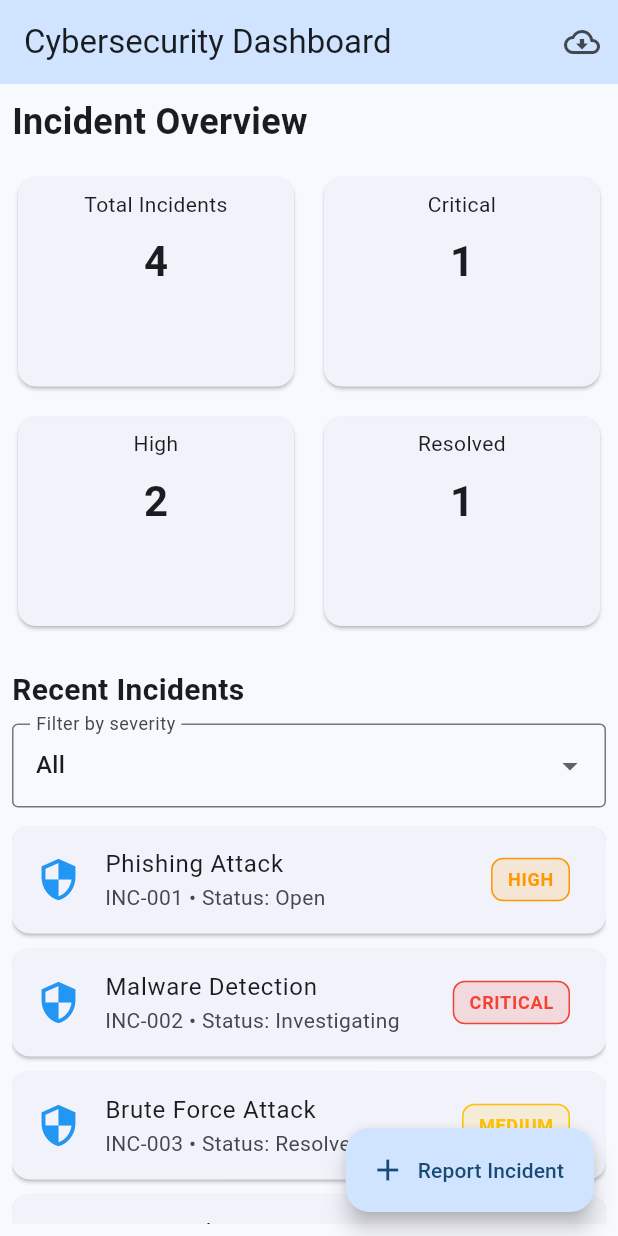
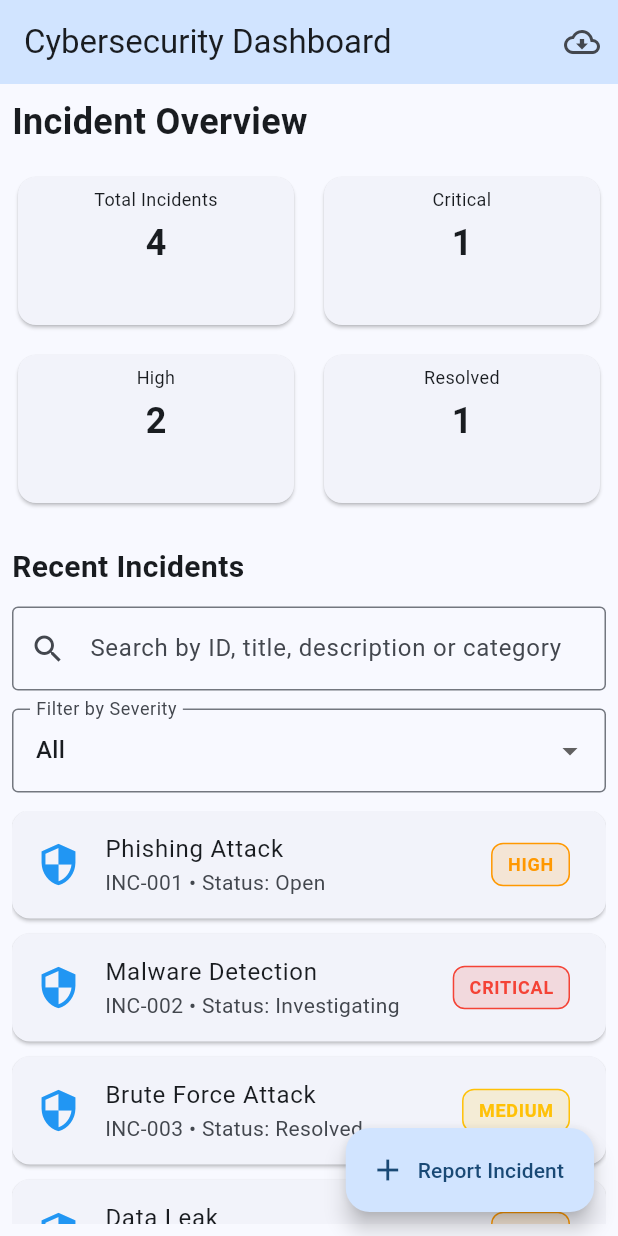
Before and after one commit to ManaswiniJillella-MJ/cybersecurity_incident_dashboard, a Flutter app: the screen it shows after launch, on a phone screen of 412 x 824 dp. Run offline on Flutter 3.47's test engine with Material 3 defaults, Android fonts, the phone set to English and light mode, and no system bars.

Commit message:
Fix dashboard layout and update project documentation

```diff
--- a/lib/main.dart
+++ b/lib/main.dart
@@ -2,7 +2,6 @@ import 'package:flutter/material.dart';
 import 'package:provider/provider.dart';
 
 import 'providers/incident_provider.dart';
-
 import 'models/incident.dart';
 import 'screens/incident_details_screen.dart';
 import 'screens/api_reports_screen.dart';
@@ -30,19 +29,21 @@ class CybersecurityDashboard extends StatelessWidget {
         colorScheme: ColorScheme.fromSeed(seedColor: Colors.blue),
         useMaterial3: true,
       ),
-      initialRoute: "/",
+      initialRoute: '/',
       routes: {
-        "/": (context) => const DashboardScreen(),
-        "/api-reports": (context) => const ApiReportsScreen(),
-        "/report-incident": (context) => const ReportIncidentScreen(),
+        '/': (context) => const DashboardScreen(),
+        '/api-reports': (context) => const ApiReportsScreen(),
+        '/report-incident': (context) => const ReportIncidentScreen(),
       },
       onGenerateRoute: (settings) {
-        if (settings.name == "/incident-details") {
+        if (settings.name == '/incident-details') {
           final incident = settings.arguments as Incident;
+
           return MaterialPageRoute(
             builder: (context) => IncidentDetailsScreen(incident: incident),
           );
         }
+
         return null;
       },
     );
@@ -60,36 +61,45 @@ class _DashboardScreenState extends State<DashboardScreen> {
   @override
   Widget build(BuildContext context) {
     final incidentProvider = context.watch<IncidentProvider>();
+
     final filteredIncidents = incidentProvider.filteredIncidents;
     final incidents = incidentProvider.incidents;
 
     final criticalCount = incidents
         .where((incident) => incident.severity == 'Critical')
         .length;
+
     final highCount = incidents
         .where((incident) => incident.severity == 'High')
         .length;
+
     final resolvedCount = incidents
         .where((incident) => incident.status == 'Resolved')
         .length;
 
     return Scaffold(
       appBar: AppBar(
+        title: const Text('Cybersecurity Dashboard'),
+        backgroundColor: Theme.of(context).colorScheme.primaryContainer,
         actions: [
           IconButton(
             tooltip: 'API Demo Reports',
             icon: const Icon(Icons.cloud_download_outlined),
-            onPressed: () => Navigator.pushNamed(context, "/api-reports"),
+            onPressed: () {
+              Navigator.pushNamed(context, '/api-reports');
+            },
           ),
         ],
-        title: const Text('Cybersecurity Dashboard'),
-        backgroundColor: Theme.of(context).colorScheme.primaryContainer,
       ),
+
       floatingActionButton: FloatingActionButton.extended(
-        onPressed: () => Navigator.pushNamed(context, "/report-incident"),
+        onPressed: () {
+          Navigator.pushNamed(context, '/report-incident');
+        },
         icon: const Icon(Icons.add),
-        label: const Text("Report Incident"),
+        label: const Text('Report Incident'),
       ),
+
       body: Padding(
         padding: const EdgeInsets.all(8),
         child: Column(
@@ -99,53 +109,86 @@ class _DashboardScreenState extends State<DashboardScreen> {
               'Incident Overview',
               style: TextStyle(fontSize: 24, fontWeight: FontWeight.bold),
             ),
+
             const SizedBox(height: 16),
+
             LayoutBuilder(
               builder: (context, constraints) {
                 final columns = constraints.maxWidth >= 600 ? 4 : 2;
+
                 return GridView.count(
                   crossAxisCount: columns,
                   shrinkWrap: true,
                   physics: const NeverScrollableScrollPhysics(),
                   crossAxisSpacing: 12,
                   mainAxisSpacing: 12,
-                  childAspectRatio: 1.3,
+                  childAspectRatio: 1.8,
                   children: [
-                    _statCard("Total Incidents", incidents.length.toString()),
-                    _statCard("Critical", criticalCount.toString()),
-                    _statCard("High", highCount.toString()),
-                    _statCard("Resolved", resolvedCount.toString()),
+                    _statCard('Total Incidents', incidents.length.toString()),
+                    _statCard('Critical', criticalCount.toString()),
+                    _statCard('High', highCount.toString()),
+                    _statCard('Resolved', resolvedCount.toString()),
                   ],
                 );
               },
             ),
+
             const SizedBox(height: 24),
+
             const Text(
               'Recent Incidents',
               style: TextStyle(fontSize: 20, fontWeight: FontWeight.bold),
             ),
-            const SizedBox(height: 8),
+
+            const SizedBox(height: 12),
+
+            TextField(
+              key: const Key('incidentSearchField'),
+              onChanged: (value) {
+                context.read<IncidentProvider>().setSearchQuery(value);
+              },
+              decoration: InputDecoration(
+                hintText: 'Search by ID, title, description or category',
+                prefixIcon: const Icon(Icons.search),
+                suffixIcon: incidentProvider.searchQuery.isNotEmpty
+                    ? IconButton(
+                        key: const Key('clearSearchButton'),
+                        icon: const Icon(Icons.clear),
+                        tooltip: 'Clear search',
+                        onPressed: () {
+                          context.read<IncidentProvider>().clearSearch();
+                        },
+                      )
+                    : null,
+                border: const OutlineInputBorder(),
+              ),
+            ),
+
+            const SizedBox(height: 12),
+
             DropdownButtonFormField<String>(
               initialValue: incidentProvider.selectedSeverity,
               decoration: const InputDecoration(
-                labelText: 'Filter by severity',
+                labelText: 'Filter by Severity',
                 border: OutlineInputBorder(),
               ),
-              items: const ['All', 'Critical', 'High', 'Medium', 'Low']
-                  .map(
-                    (severity) => DropdownMenuItem(
-                      value: severity,
-                      child: Text(severity),
-                    ),
-                  )
-                  .toList(),
+              items: const ['All', 'Critical', 'High', 'Medium', 'Low'].map((
+                severity,
+              ) {
+                return DropdownMenuItem<String>(
+                  value: severity,
+                  child: Text(severity),
+                );
+              }).toList(),
               onChanged: (value) {
                 if (value != null) {
                   context.read<IncidentProvider>().setSeverity(value);
                 }
               },
             ),
+
             const SizedBox(height: 12),
+
             Expanded(
               child: filteredIncidents.isEmpty
                   ? Center(
@@ -154,29 +197,41 @@ class _DashboardScreenState extends State<DashboardScreen> {
                         children: [
                           const Icon(
                             Icons.search_off,
-                            size: 48,
+                            size: 40,
                             color: Colors.grey,
                           ),
-                          const SizedBox(height: 12),
+
+                          const SizedBox(height: 4),
+
                           const Text(
                             'No incidents found',
                             style: TextStyle(
-                              fontSize: 18,
+                              fontSize: 16,
                               fontWeight: FontWeight.bold,
                             ),
                           ),
-                          const SizedBox(height: 8),
+
+                          const SizedBox(height: 4),
+
                           Text(
-                            'No incidents match the '
-                            '${incidentProvider.selectedSeverity} severity filter.',
+                            incidentProvider.searchQuery.isNotEmpty
+                                ? 'No incidents match '
+                                      '"${incidentProvider.searchQuery}".'
+                                : 'No incidents match the '
+                                      '${incidentProvider.selectedSeverity} '
+                                      'severity filter.',
                             textAlign: TextAlign.center,
                           ),
-                          const SizedBox(height: 12),
+
+                          const SizedBox(height: 4),
+
                           if (incidentProvider.selectedSeverity != 'All')
                             OutlinedButton.icon(
-                              onPressed: () => context
-                                  .read<IncidentProvider>()
-                                  .setSeverity('All'),
+                              onPressed: () {
+                                context.read<IncidentProvider>().setSeverity(
+                                  'All',
+                                );
+                              },
                               icon: const Icon(Icons.filter_alt_off),
                               label: const Text('Clear filter'),
                             ),
@@ -206,7 +261,7 @@ class _DashboardScreenState extends State<DashboardScreen> {
                             onTap: () {
                               Navigator.pushNamed(
                                 context,
-                                "/incident-details",
+                                '/incident-details',
                                 arguments: incident,
                               );
                             },
@@ -224,25 +279,25 @@ class _DashboardScreenState extends State<DashboardScreen> {
   Widget _statCard(String title, String value) {
     return Card(
       child: Padding(
-        padding: const EdgeInsets.all(8),
+        padding: const EdgeInsets.all(6),
         child: Column(
+          mainAxisSize: MainAxisSize.min,
           children: [
             Text(
               title,
               textAlign: TextAlign.center,
-              style: const TextStyle(fontSize: 14),
+              style: const TextStyle(fontSize: 12),
+              maxLines: 2,
+              overflow: TextOverflow.ellipsis,
             ),
-            const SizedBox(height: 8),
+            const SizedBox(height: 4),
             AnimatedSwitcher(
-              duration: const Duration(milliseconds: 450),
-              switchInCurve: Curves.easeOutBack,
-              transitionBuilder: (child, animation) =>
-                  ScaleTransition(scale: animation, child: child),
+              duration: const Duration(milliseconds: 300),
               child: Text(
                 value,
                 key: ValueKey(value),
                 style: const TextStyle(
-                  fontSize: 28,
+                  fontSize: 24,
                   fontWeight: FontWeight.bold,
                 ),
               ),
```
Also changed, not shown: 1 other file.
